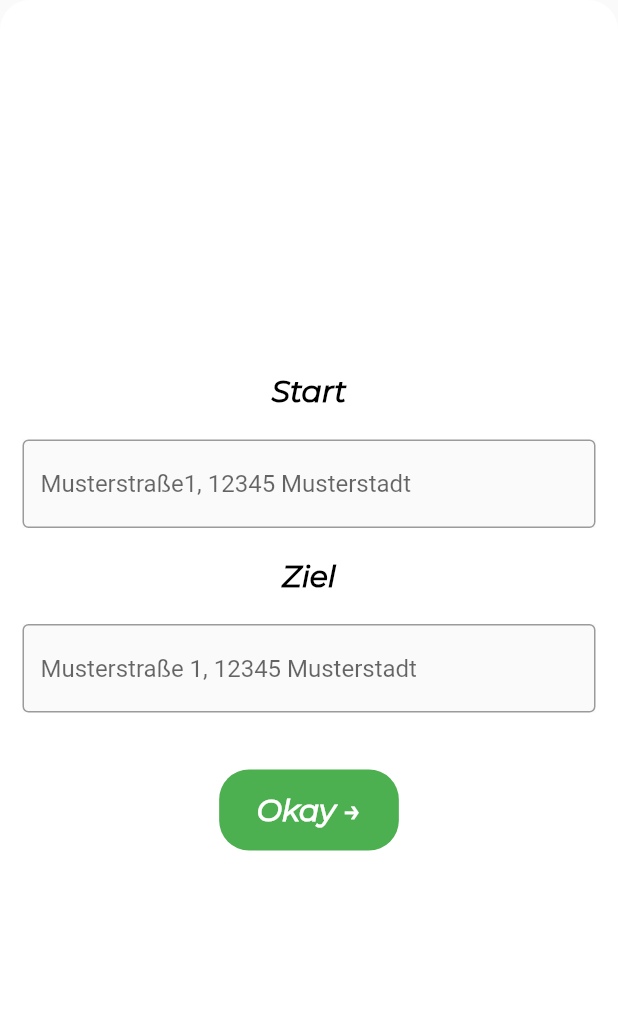
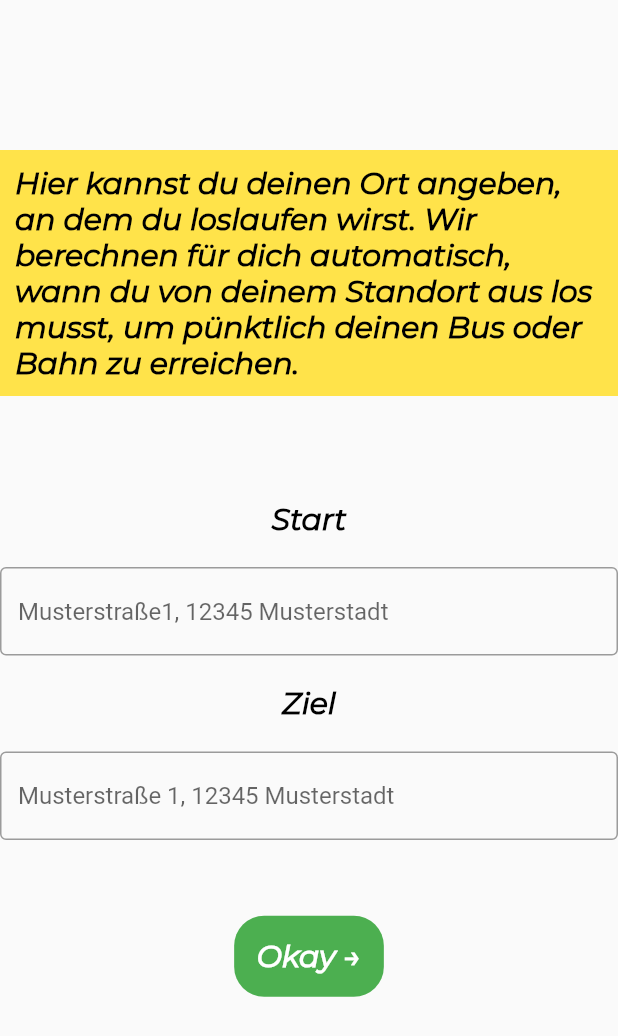
Before and after one commit to NilsBruhnCodes/where_is_my_bus, a Flutter app: the SettingsView screen opened directly, on a phone screen of 412 x 824 dp. Shown: the top 1036 px of the screen. Run offline on Flutter 3.47's test engine with Material 2 defaults, Android fonts, the phone set to English and light mode, and no system bars; our stand-ins replace flutter_spinkit, flutter_svg, lottie, shared_preferences; accounts and stored records are empty; network calls fail; project files that could hold a hidden picture were left out.

```diff
--- a/where_is_my_bus/lib/main.dart
+++ b/where_is_my_bus/lib/main.dart
@@ -1,8 +1,6 @@
 import 'package:flutter/material.dart';
 import 'package:provider/provider.dart';
 import 'package:where_is_my_bus/models/input_data.dart';
-import 'package:where_is_my_bus/screens/home/home_screen.dart';
-import 'package:where_is_my_bus/screens/home/widgets/settings_view.dart';
 import 'package:where_is_my_bus/screens/loading_screen.dart';
 
 void main() {
@@ -17,12 +15,11 @@ class MyApp extends StatefulWidget {
 }
 
 class _MyAppState extends State<MyApp> {
-  String TextInputs = 'moin';
   @override
   Widget build(BuildContext context) {
     return ChangeNotifierProvider(
         create: (context) => InputData(),
-        child: MaterialApp(
+        child: const MaterialApp(
           home: LoadingScreen(),
         ));
   }
--- a/where_is_my_bus/lib/screens/home/widgets/settings_text_field.dart
+++ b/where_is_my_bus/lib/screens/home/widgets/settings_text_field.dart
@@ -25,6 +25,7 @@ class SettingsTextField extends StatelessWidget {
         const SizedBox(height: 20),
         Material(
           child: TextField(
+            scrollPadding: const EdgeInsets.only(bottom: 40),
             onChanged: onChanged,
             decoration: InputDecoration(
                 border: const OutlineInputBorder(),
--- a/where_is_my_bus/lib/screens/home/widgets/settings_view.dart
+++ b/where_is_my_bus/lib/screens/home/widgets/settings_view1.dart
@@ -1,15 +1,15 @@
 import 'package:flutter/cupertino.dart';
 import 'package:flutter/material.dart';
 import 'package:provider/provider.dart';
-import 'package:where_is_my_bus/constants.dart';
 import 'package:where_is_my_bus/screens/home/widgets/settings_text_field.dart';
 import 'package:where_is_my_bus/screens/loading_screen.dart';
 
+import '../../../constants.dart';
 import '../../../models/input_data.dart';
 
 class SettingsView extends StatelessWidget {
   List textContent = [0, 0];
-  //0 is startText, 1 is endText, 2 is timeText
+  //0 is startText, 1 is endText
   final BuildContext context;
   late String? startText;
   late String? endText;
@@ -24,24 +24,27 @@ class SettingsView extends StatelessWidget {
 
   @override
   Widget build(BuildContext context) {
-    return Center(
-      child: Container(
-        decoration: const BoxDecoration(
-          borderRadius: BorderRadius.all(
-            Radius.circular(20),
-          ),
-          color: Colors.white,
-        ),
-        child: Padding(
-          padding: const EdgeInsets.all(15.0),
-          child: SafeArea(
+    return Scaffold(
+      body: SingleChildScrollView(
+        child: Center(
           child: Column(
             children: [
-                const Spacer(),
+              const SizedBox(height: 100),
               Column(
                 mainAxisAlignment: MainAxisAlignment.spaceEvenly,
-                  crossAxisAlignment: CrossAxisAlignment.end,
+                crossAxisAlignment: CrossAxisAlignment.center,
                 children: [
+                  Container(
+                    padding: const EdgeInsets.all(10),
+                    decoration: const BoxDecoration(
+                      color: Color(0xFFffe34a),
+                    ),
+                    child: Text(
+                      'Hier kannst du deinen Ort angeben, an dem du loslaufen wirst. Wir berechnen für dich automatisch, wann du von deinem Standort aus los musst, um pünktlich deinen Bus oder Bahn zu erreichen.',
+                      style: kAppTextStyle.copyWith(fontSize: 20),
+                    ),
+                  ),
+                  const SizedBox(height: 70),
                   SettingsTextField(
                     text: 'Start',
                     hintText: 'Musterstraße1, 12345 Musterstadt',
@@ -58,9 +61,12 @@ class SettingsView extends StatelessWidget {
                     },
                   ),
                   const SizedBox(
-                      height: 30,
+                    height: 40,
                   ),
-                    TextButton(
+                  SizedBox(
+                    height: 75,
+                    width: 120,
+                    child: TextButton(
                       onPressed: () {
                         if (textContent[0] == 0 || textContent[1] == 0) {
                           showDialog(
@@ -82,7 +88,7 @@ class SettingsView extends StatelessWidget {
                             }),
                           );
                         }
-                        for (var i = 0; i < 3; i++) {
+                        for (var i = 0; i < 2; i++) {
                           Provider.of<InputData>(context, listen: false)
                               .changeText(i, textContent[i]);
                         }
@@ -95,7 +101,7 @@ class SettingsView extends StatelessWidget {
                       child: Center(
                         child: Container(
                           padding: const EdgeInsets.symmetric(
-                            horizontal: 25,
+                            horizontal: 15,
                             vertical: 15,
                           ),
                           decoration: const BoxDecoration(
@@ -110,12 +116,14 @@ class SettingsView extends StatelessWidget {
                           ),
                         ),
                       ),
+                    ),
                   )
                 ],
               ),
-                const Spacer(),
+              Padding(
+                  padding: EdgeInsets.only(
+                      bottom: MediaQuery.of(context).viewInsets.bottom))
             ],
-            ),
           ),
         ),
       ),
--- a/where_is_my_bus/lib/screens/loading_screen.dart
+++ b/where_is_my_bus/lib/screens/loading_screen.dart
@@ -5,7 +5,7 @@ import 'package:shared_preferences/shared_preferences.dart';
 import 'package:where_is_my_bus/screens/home/home_screen.dart';
 
 import '../services/departure_time.dart';
-import 'home/widgets/settings_view.dart';
+import 'home/widgets/settings_view1.dart';
 
 class LoadingScreen extends StatefulWidget {
   const LoadingScreen({super.key});
--- a/where_is_my_bus/lib/services/departure_time.dart
+++ b/where_is_my_bus/lib/services/departure_time.dart
@@ -45,14 +45,14 @@ class TimeModel {
         '$url?origin=$startLocation&destination=$endLocation&mode=transit&key=$apiKey');
     var timeTableData = await networkHelper.getData();
     bool alreadyTransitDetails = false;
-    dynamic buffer;
+    dynamic bufferArrivalStation;
     for (var steps in timeTableData['routes'][0]['legs'][0]['steps']) {
       if (steps['transit_details'] == null) {
       } else {
         alreadyTransitDetails = true;
-        buffer = steps['transit_details']['arrival_stop']['name'];
+        bufferArrivalStation = steps['transit_details']['arrival_stop']['name'];
       }
     }
-    return buffer;
+    return bufferArrivalStation;
   }
 }
```
Also changed, not shown: where_is_my_bus/lib/screens/home/home_screen.dart (+10 -9 lines). Lines whose indentation alone changed are shown as unchanged.
